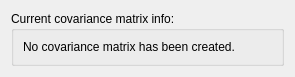
The window that meggie_batch/ui/qt4Designer_ui_files/covarianceWidgetNone.ui (cibr-jyu/meggie) describes before a commit, drawn with Qt 5.
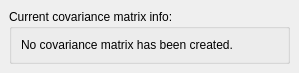
The same window after the commit.

Commit message: More work on widgets showing the covariance matrix information

```diff
--- a/meggie_batch/ui/qt4Designer_ui_files/covarianceWidgetNone.ui
+++ b/meggie_batch/ui/qt4Designer_ui_files/covarianceWidgetNone.ui
@@ -6,7 +6,7 @@
    <rect>
     <x>0</x>
     <y>0</y>
-    <width>295</width>
+    <width>299</width>
     <height>69</height>
    </rect>
   </property>
@@ -14,6 +14,9 @@
    <string>Form</string>
   </property>
   <layout class="QGridLayout" name="gridLayout_2">
+   <property name="margin">
+    <number>9</number>
+   </property>
    <item row="0" column="0">
     <widget class="QGroupBox" name="groupBoxCovarianceMatrix">
      <property name="title">
```
The commit also changes 7 other files.
